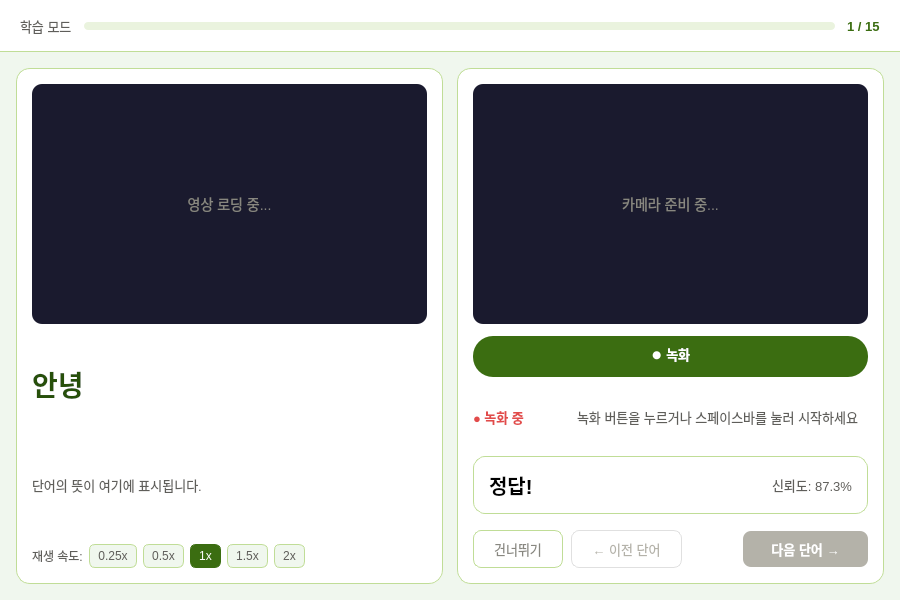
First picture: the form in widgets/StudyWidget.ui, repository jina-da/sign_language, before the edit.
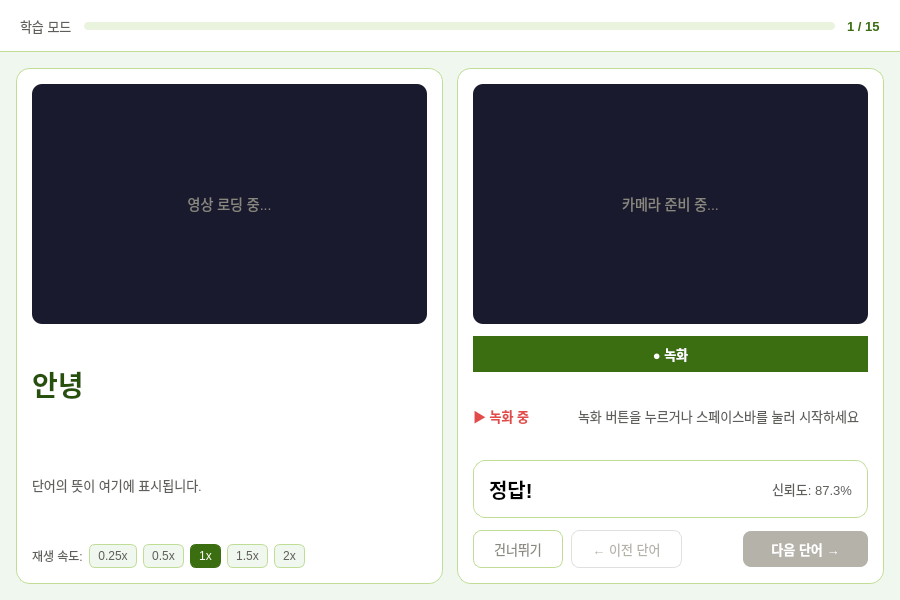
Second picture: the form after the edit.

```diff
--- a/widgets/StudyWidget.ui
+++ b/widgets/StudyWidget.ui
@@ -310,7 +310,7 @@
      </item>
      <item>
       <widget class="QWidget" name="cameraArea">
-       <property name="sizePolicy"><sizepolicy hsizetype="Expanding" vsizetype="Expanding"><horstretch>1</horstretch><verstretch>0</verstretch></sizepolicy></property>
+       <property name="sizePolicy"><sizepolicy hsizetype="Expanding" vsizetype="Preferred"><horstretch>1</horstretch><verstretch>0</verstretch></sizepolicy></property>
        <layout class="QVBoxLayout" name="cameraLayout">
        <property name="spacing">
         <number>12</number>
@@ -350,6 +350,11 @@
         </widget>
        </item>
        <item>
+        <layout class="QHBoxLayout" name="recordRow" >
+         <property name="spacing">
+          <number>8</number>
+         </property>
+         <item>
         <widget class="QPushButton" name="recordBtn">
          <property name="cursor">
           <cursorShape>PointingHandCursor</cursorShape>
@@ -358,9 +363,11 @@
           <enum>Qt::FocusPolicy::NoFocus</enum>
          </property>
          <property name="text">
-          <string>⏺ 녹화</string>
-         </property>
-        </widget>
+            <string>● 녹화</string>
+           </property>
+          </widget>
+         </item>
+        </layout>
        </item>
        <item>
         <layout class="QHBoxLayout" name="statusRow">
@@ -373,14 +380,17 @@
             <string>font-size:13px; color:#E24B4A; font-weight:500;</string>
            </property>
            <property name="text">
-            <string>● 녹화 중</string>
+            <string>▶ 녹화 중</string>
            </property>
           </widget>
          </item>
          <item>
           <widget class="QLabel" name="countdownLabel">
-           <property name="visible">
-            <bool>false</bool>
+           <property name="minimumSize">
+            <size><width>24</width><height>0</height></size>
+           </property>
+           <property name="maximumSize">
+            <size><width>24</width><height>16777215</height></size>
            </property>
            <property name="text">
             <string/>
@@ -414,7 +424,7 @@
        </item>
        <item>
         <widget class="QWidget" name="resultCard">
-         <property name="visible"><bool>false</bool></property>
+         <property name="sizePolicy"><sizepolicy hsizetype="Expanding" vsizetype="Fixed"><horstretch>0</horstretch><verstretch>0</verstretch></sizepolicy></property>
          <layout class="QVBoxLayout" name="resultLayout">
          <property name="spacing">
           <number>6</number>
@@ -465,19 +475,6 @@
         </layout>
         </widget>
        </item>
-       <item>
-        <spacer>
-         <property name="orientation">
-          <enum>Qt::Orientation::Vertical</enum>
-         </property>
-         <property name="sizeHint" stdset="0">
-          <size>
-           <width>20</width>
-           <height>40</height>
-          </size>
-         </property>
-        </spacer>
-       </item>
        <item>
         <layout class="QHBoxLayout" name="btnRow">
          <property name="spacing">
```
Left out of the diff: 2 changed lines with no effect on the pictures. Lines whose indentation alone changed are shown as unchanged.
